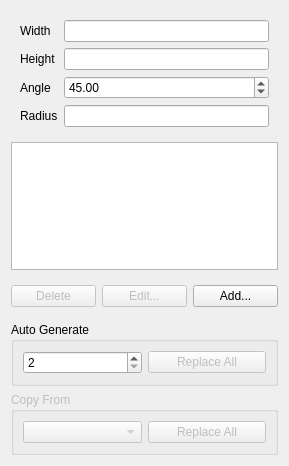
Old version of the form src/Mod/CAM/Gui/Resources/panels/HoldingTagsEdit.ui in the repository southseact-3d/fcd.
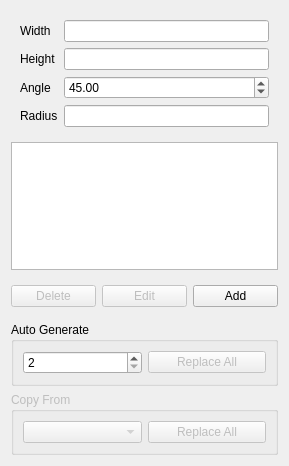
New version of the form. Custom widgets are drawn as their Qt base class.

The edit to the form file:
```diff
--- a/src/Mod/CAM/Gui/Resources/panels/HoldingTagsEdit.ui
+++ b/src/Mod/CAM/Gui/Resources/panels/HoldingTagsEdit.ui
@@ -123,14 +123,14 @@
          <bool>false</bool>
         </property>
         <property name="text">
-         <string>Edit...</string>
+         <string>Edit</string>
         </property>
        </widget>
       </item>
      <item row="1" column="2">
        <widget class="QPushButton" name="pbAdd">
         <property name="text">
-         <string>Add...</string>
+         <string>Add</string>
         </property>
        </widget>
       </item>
```
Left out of the diff: 4 changed lines with no effect on the pictures.
